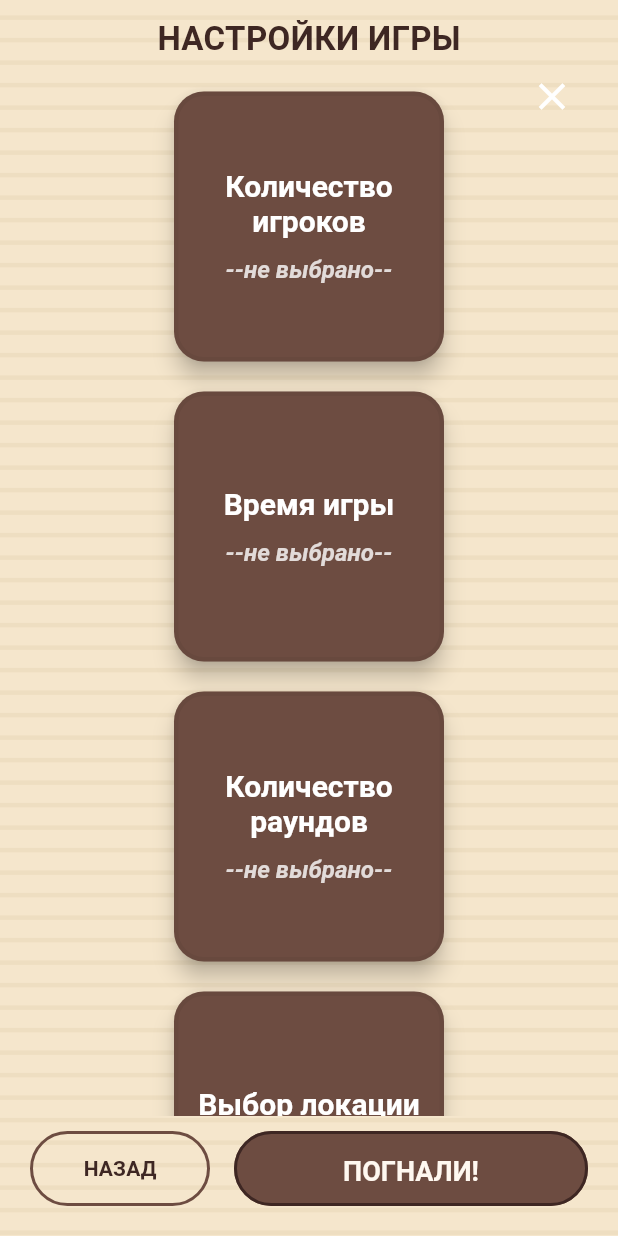
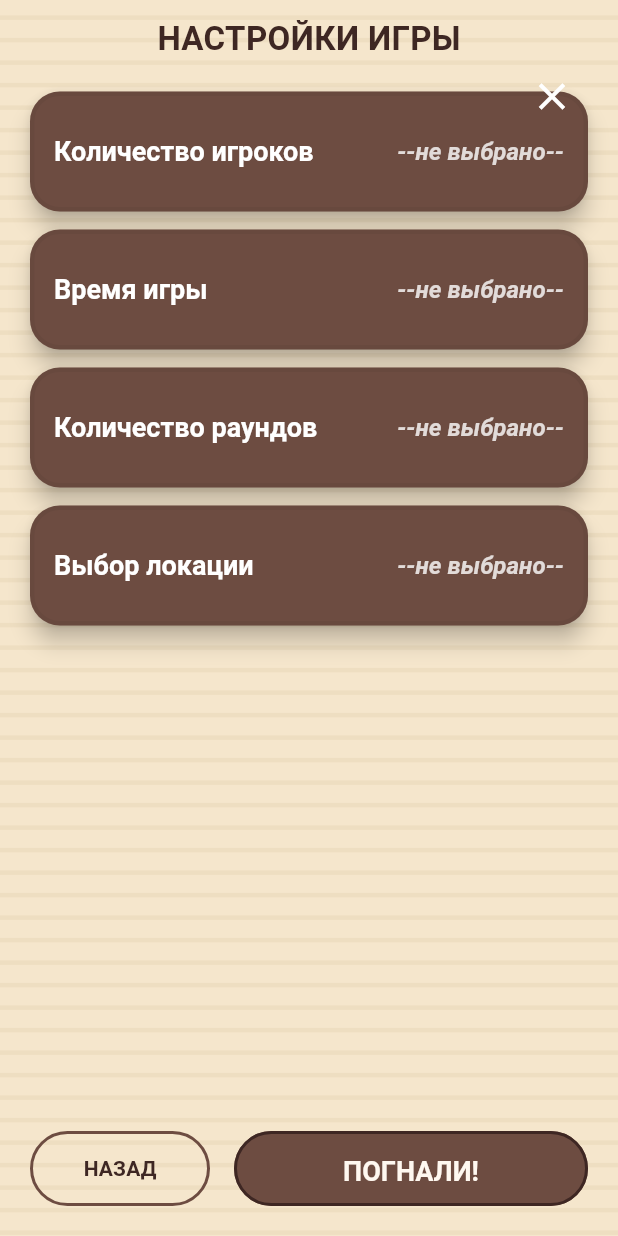
Before and after one commit to PavelSharko/spy, a Flutter app: the GameSettingsScreen screen opened directly, on a phone screen of 412 x 824 dp. Run offline on Flutter 3.47's test engine with Material 3 defaults, Android fonts, the phone set to English and light mode, and no system bars; our stand-ins replace audioplayers, google_fonts.

Commit message:
added testing and fix settings menu

```diff
--- a/lib/screens/game_settings_screen.dart
+++ b/lib/screens/game_settings_screen.dart
@@ -194,8 +194,6 @@ class _GameSettingsScreenState extends State<GameSettingsScreen> {
 
   @override
   Widget build(BuildContext context) {
-    final double buttonSize = 180.0;
-
     return GestureDetector(
       onTap: _onBackgroundTap,
       behavior: HitTestBehavior.translucent,
@@ -235,7 +233,7 @@ class _GameSettingsScreenState extends State<GameSettingsScreen> {
                               id: AppStrings.playerCount,
                               title: AppStrings.playerCount,
                               value: _selectedPlayerCount,
-                              buttonSize: buttonSize,
+                              buttonSize: double.infinity,
                               child: NumberSelector(
                                 initialValue: _playerCountValue,
                                 minValue: 3,
@@ -243,12 +241,12 @@ class _GameSettingsScreenState extends State<GameSettingsScreen> {
                                 onChanged: _updatePlayerCount,
                               ),
                             ),
-                            const SizedBox(height: 20),
+                            const SizedBox(height: 12),
                             _buildSettingItem(
                               id: AppStrings.gameTime,
                               title: AppStrings.gameTime,
                               value: _selectedGameTime,
-                              buttonSize: buttonSize,
+                              buttonSize: double.infinity,
                               child: NumberSelector(
                                 initialValue: _gameTimeValue,
                                 minValue: _minGameTime,
@@ -256,12 +254,12 @@ class _GameSettingsScreenState extends State<GameSettingsScreen> {
                                 onChanged: _updateGameTime,
                               ),
                             ),
-                            const SizedBox(height: 20),
+                            const SizedBox(height: 12),
                             _buildSettingItem(
                               id: AppStrings.roundCount,
                               title: AppStrings.roundCount,
                               value: _selectedRoundCount,
-                              buttonSize: buttonSize,
+                              buttonSize: double.infinity,
                               child: NumberSelector(
                                 initialValue: _roundCountValue,
                                 minValue: 1,
@@ -269,12 +267,12 @@ class _GameSettingsScreenState extends State<GameSettingsScreen> {
                                 onChanged: _updateRoundCount,
                               ),
                             ),
-                            const SizedBox(height: 20),
+                            const SizedBox(height: 12),
                             _buildSettingItem(
                               id: AppStrings.locationSelection,
                               title: AppStrings.locationSelection,
                               value: _selectedLocation,
-                              buttonSize: buttonSize,
+                              buttonSize: double.infinity,
                               child: const SizedBox.shrink(),
                             ),
                           ],
@@ -360,7 +358,7 @@ class _GameSettingsScreenState extends State<GameSettingsScreen> {
               ? Container(
                   width: buttonSize, // Match button width
                   // Ensure it looks connected or just below
-                  margin: const EdgeInsets.only(top: 10),
+                  margin: const EdgeInsets.only(top: 8, bottom: 8),
                   child: child,
                 )
               : const SizedBox.shrink(), // Hidden
--- a/lib/widgets/settings_button.dart
+++ b/lib/widgets/settings_button.dart
@@ -21,10 +21,9 @@ class SettingsButton extends StatelessWidget {
     // Default placeholder style
     final String displayValue = value ?? '--не выбрано--';
 
-    return Container(
-      width: size,
-      height: size,
-      constraints: const BoxConstraints(minWidth: 150, minHeight: 150),
+    return SizedBox(
+      width: double.infinity,
+      height: 80, // Horizontal fixed smaller height
       // Use ElevatedButton for interaction but customize shape
       child: ElevatedButton(
         style: ElevatedButton.styleFrom(
@@ -41,25 +40,26 @@ class SettingsButton extends StatelessWidget {
           SoundService.instance.playClick();
           onPressed();
         },
-        child: Column(
-          mainAxisAlignment: MainAxisAlignment.center,
+        child: Row(
+          mainAxisAlignment: MainAxisAlignment.spaceBetween,
           children: [
             Text(
               title,
-              textAlign: TextAlign.center,
               style: const TextStyle(
-                fontSize: 20, // Slightly increased
+                fontSize: 18,
                 fontWeight: FontWeight.bold,
               ),
             ),
-            const SizedBox(height: 12),
-            Text(
-              displayValue,
-              textAlign: TextAlign.center,
-              style: TextStyle(
-                fontSize: 16, // Slightly increased
-                color: Colors.white.withValues(alpha: 0.8), // White, slightly transparent
-                fontStyle: FontStyle.italic,
+            Flexible(
+              child: Text(
+                displayValue,
+                textAlign: TextAlign.right,
+                overflow: TextOverflow.ellipsis,
+                style: TextStyle(
+                  fontSize: 16,
+                  color: Colors.white.withValues(alpha: 0.8),
+                  fontStyle: FontStyle.italic,
+                ),
               ),
             ),
           ],
```
Also changed, not shown: 4 other files.
